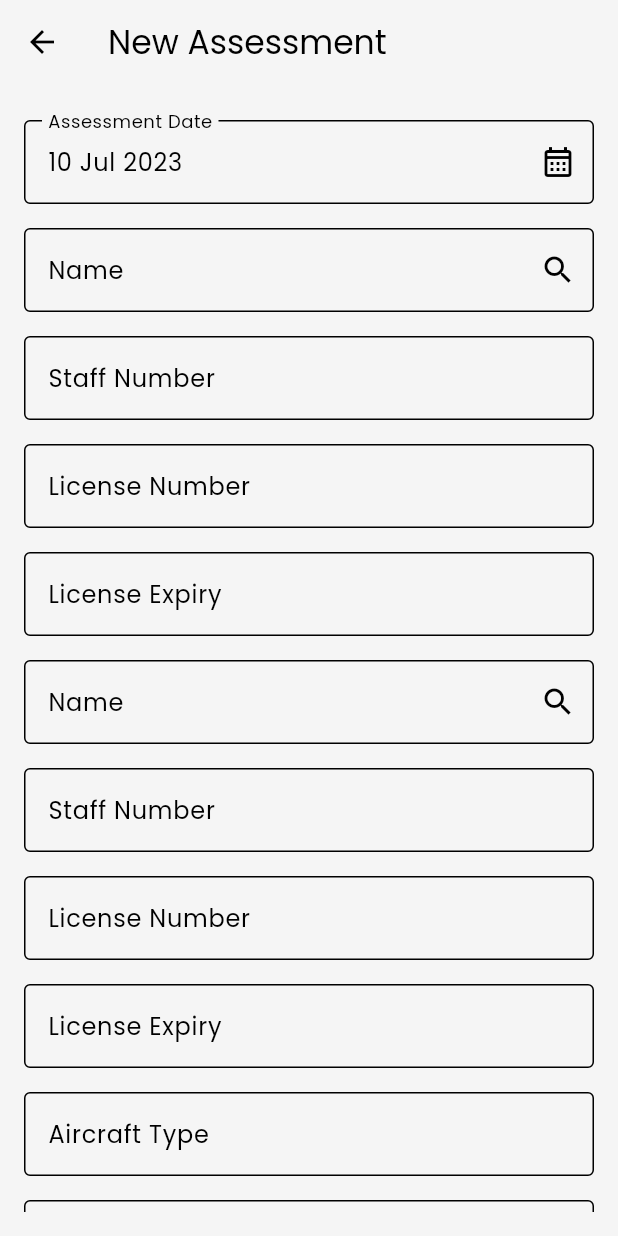
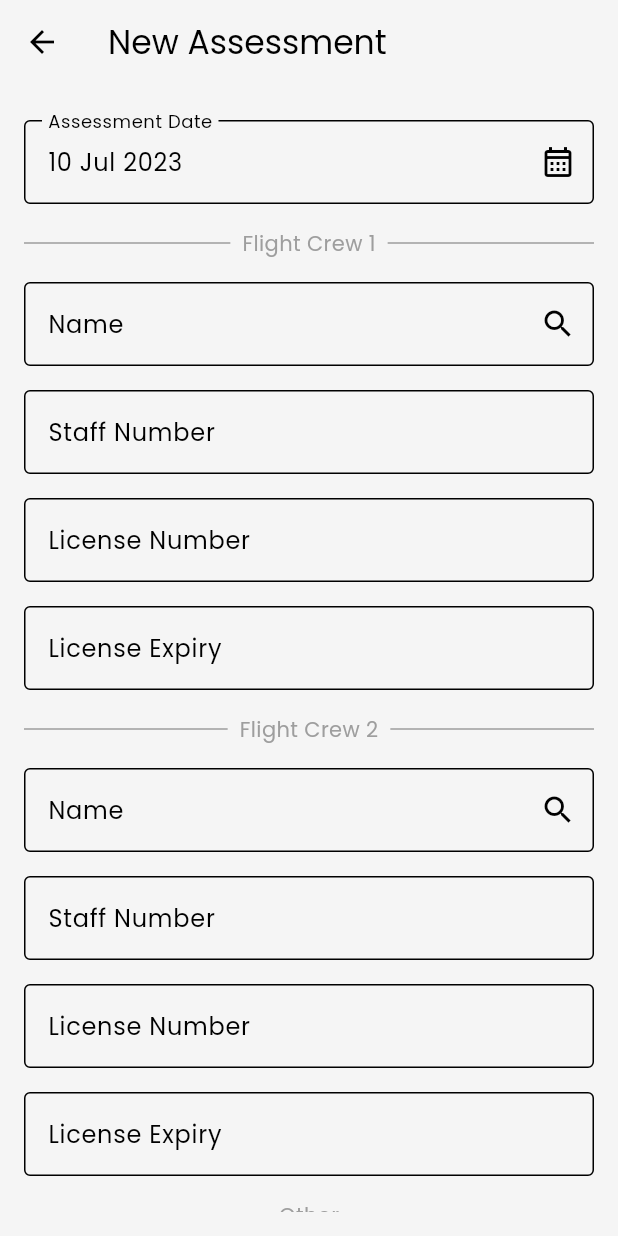
Before and after one commit to YosuaPWH/ts_one, a Flutter app: the NewAssessmentCandidate screen opened by its route, on a phone screen of 412 x 824 dp. Run offline on Flutter 3.47's test engine with Material 2 defaults, Android fonts, the light colour scheme and no system bars; our stand-ins replace cloud_firestore, email_validator, firebase_auth, firebase_core, flutter_expandable_fab, flutter_typeahead and 4 more; missing offline and left inert: googleapis; accounts and stored records are empty; generated files the repository leaves out were written again.

Commit message:
Update UI new assessment candidate
Separate between sections in new assessment candidate

```diff
--- a/lib/presentation/view/assessment/new_assessment_candidate.dart
+++ b/lib/presentation/view/assessment/new_assessment_candidate.dart
@@ -93,6 +93,33 @@ class _NewAssessmentCandidateState extends State<NewAssessmentCandidate> {
                         readOnly: true,
                       ),
                     ),
+
+                    // Flight crew 1
+                    const Padding(
+                      padding: EdgeInsets.only(bottom: 16.0),
+                      child: Row(
+                        children: <Widget>[
+                          Expanded(
+                            child: Divider(
+                              color: Colors.grey,
+                            ),
+                          ),
+                          Padding(
+                            padding: EdgeInsets.symmetric(horizontal: 8.0),
+                            child: Text(
+                              'Flight Crew 1',
+                              style: TextStyle(color: Colors.grey),
+                            ),
+                          ),
+                          Expanded(
+                            child: Divider(
+                              color: Colors.grey,
+                            ),
+                          ),
+                        ],
+                      ),
+                    ),
+
                     // name
                     Padding(
                         padding: const EdgeInsets.only(bottom: 16.0),
@@ -229,7 +256,33 @@ class _NewAssessmentCandidateState extends State<NewAssessmentCandidate> {
                       ),
                     ),
 
-                    // other crew member's name
+                    // Flight crew 2
+                    const Padding(
+                      padding: EdgeInsets.only(bottom: 16.0),
+                      child: Row(
+                        children: <Widget>[
+                          Expanded(
+                            child: Divider(
+                              color: Colors.grey,
+                            ),
+                          ),
+                          Padding(
+                            padding: EdgeInsets.symmetric(horizontal: 8.0),
+                            child: Text(
+                              'Flight Crew 2',
+                              style: TextStyle(color: Colors.grey),
+                            ),
+                          ),
+                          Expanded(
+                            child: Divider(
+                              color: Colors.grey,
+                            ),
+                          ),
+                        ],
+                      ),
+                    ),
+
+                    // flight crew 2's name
                     Padding(
                         padding: const EdgeInsets.only(bottom: 16.0),
                         child: TypeAheadFormField<UserModel>(
@@ -307,7 +360,7 @@ class _NewAssessmentCandidateState extends State<NewAssessmentCandidate> {
                         textInputAction: TextInputAction.next,
                         validator: (value) {
                           if (value == null || value.isEmpty) {
-                            return 'Please select other crew member by finding name';
+                            return 'Please select user by finding name';
                           }
                           return null;
                         },
@@ -361,6 +414,33 @@ class _NewAssessmentCandidateState extends State<NewAssessmentCandidate> {
                         readOnly: true,
                       ),
                     ),
+
+                    // Other
+                    const Padding(
+                      padding: EdgeInsets.only(bottom: 16.0),
+                      child: Row(
+                        children: <Widget>[
+                          Expanded(
+                            child: Divider(
+                              color: Colors.grey,
+                            ),
+                          ),
+                          Padding(
+                            padding: EdgeInsets.symmetric(horizontal: 8.0),
+                            child: Text(
+                              'Other',
+                              style: TextStyle(color: Colors.grey),
+                            ),
+                          ),
+                          Expanded(
+                            child: Divider(
+                              color: Colors.grey,
+                            ),
+                          ),
+                        ],
+                      ),
+                    ),
+
                     // aircraft type
                     Padding(
                       padding: const EdgeInsets.only(bottom: 16.0),
```
